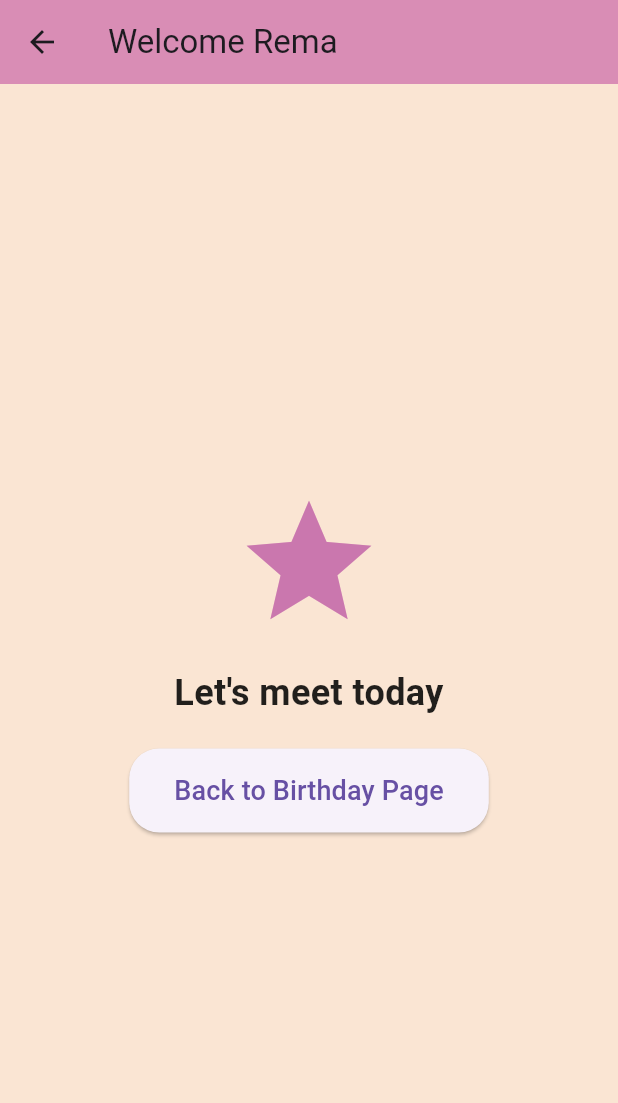
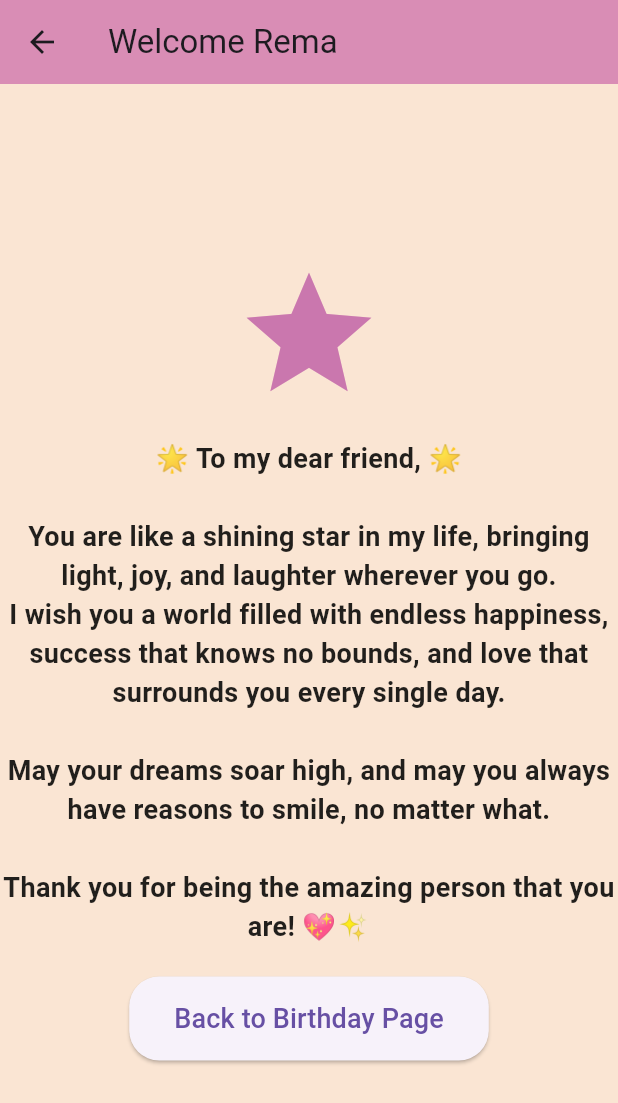
Before and after one commit to Hana-Samah/HBD-app, a Flutter app: the NewPage screen opened directly, on a phone screen of 412 x 824 dp. Shown: the top 1103 px of the screen. Run offline on Flutter 3.47's test engine with Material 3 defaults, Android fonts, the phone set to English and light mode, and no system bars.

Commit message:
24-12-2024

```diff
--- a/lib/main.dart
+++ b/lib/main.dart
@@ -133,9 +133,13 @@ class NewPage extends StatelessWidget {
             ),
             SizedBox(height: 20),
             Text(
-              "Let's meet today ",
+              '🌟 To my dear friend, 🌟\n\n'
+              'You are like a shining star in my life, bringing light, joy, and laughter wherever you go.\n'
+              'I wish you a world filled with endless happiness, success that knows no bounds, and love that surrounds you every single day.\n\n'
+              'May your dreams soar high, and may you always have reasons to smile, no matter what.\n\n'
+              'Thank you for being the amazing person that you are! 💖✨',
               style: TextStyle(
-                fontSize: 24,
+                fontSize: 18,
                 fontWeight: FontWeight.bold,
                 color: Colors.black87,
                 fontFamily: 'Roboto',
```
